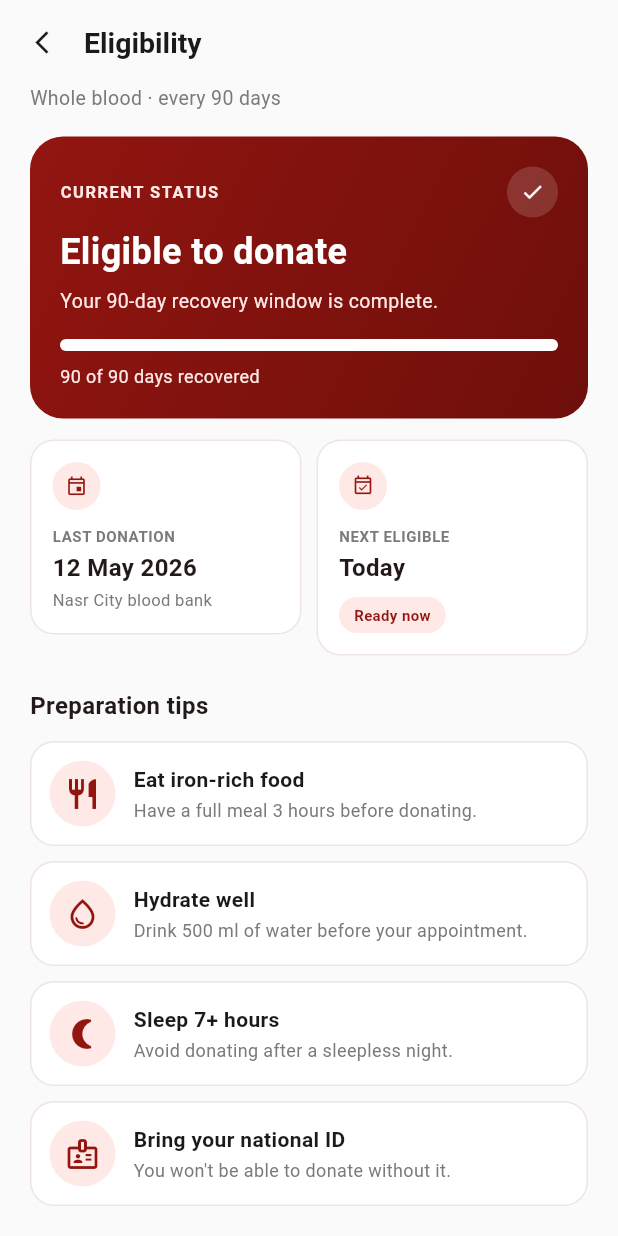
After one commit to Shoryan-org/Mobile, a Flutter app: the EligibilityScreen screen opened directly, on a phone screen of 412 x 824 dp. The commit adds this screen. Run offline on Flutter 3.47's test engine with Material 3 defaults, Android fonts, the phone set to English and light mode, and no system bars; accounts and stored records are empty; statements that could not run were skipped.

Commit message:
eligibility screen

```diff
--- a/lib/core/utils/app_date_utils.dart
+++ b/lib/core/utils/app_date_utils.dart
@@ -6,7 +6,8 @@ class AppDateUtils {
     'Jul', 'Aug', 'Sep', 'Oct', 'Nov', 'Dec',
   ];
 
-  /// Formats a date as "12 May" to match the mockups افتراضى حاليا لحد ما تفرج
   static String shortDate(DateTime date) =>
       '${date.day} ${_months[date.month - 1]}';
+
+  static String fullDate(DateTime date) => '${shortDate(date)} ${date.year}';
 }
--- /dev/null
+++ b/lib/data/repositories/eligibility_repository.dart
@@ -0,0 +1,5 @@
+import '../../models/preparation_tip.dart';
+
+abstract class EligibilityRepository {
+  Future<List<PreparationTip>> getPreparationTips();
+}
--- /dev/null
+++ b/lib/data/repositories/mock_eligibility_repository.dart
@@ -0,0 +1,36 @@
+import 'package:flutter/material.dart';
+import '../../models/preparation_tip.dart';
+import 'eligibility_repository.dart';
+
+class MockEligibilityRepository implements EligibilityRepository {
+  @override
+  Future<List<PreparationTip>> getPreparationTips() async {
+    await Future.delayed(const Duration(milliseconds: 150));
+    return const [
+      PreparationTip(
+        icon: Icons.restaurant,
+        title: 'Eat iron-rich food',
+        description: 'Have a full meal 3 hours before donating.',
+      ),
+      PreparationTip(
+        icon: Icons.water_drop_outlined,
+        title: 'Hydrate well',
+        description: 'Drink 500 ml of water before your appointment.',
+      ),
+      PreparationTip(
+        icon: Icons.nightlight_round,
+        title: 'Sleep 7+ hours',
+        description: 'Avoid donating after a sleepless night.',
+      ),
+      // Not in the mockup screenshot (it's cut off after 3 tips), but
+      // listed in the proposal's chatbot knowledge base under "Before
+      // donation" — added so this list and the AI chatbot's answers
+      // stay consistent.
+      PreparationTip(
+        icon: Icons.badge_outlined,
+        title: 'Bring your national ID',
+        description: "You won't be able to donate without it.",
+      ),
+    ];
+  }
+}
--- /dev/null
+++ b/lib/screens/eligibility/eligibility_screen.dart
@@ -0,0 +1,111 @@
+import 'package:flutter/material.dart';
+import '../../core/theme/app_colors.dart';
+import '../../core/utils/app_date_utils.dart';
+import '../../data/repositories/donor_repository.dart';
+import '../../data/repositories/eligibility_repository.dart';
+import '../../data/repositories/mock_donor_repository.dart';
+import '../../data/repositories/mock_eligibility_repository.dart';
+import '../../models/donor_profile.dart';
+import '../../models/preparation_tip.dart';
+import '../../widgets/eligibility/eligibility_info_tile.dart';
+import '../../widgets/eligibility/eligibility_status_card.dart';
+import '../../widgets/eligibility/preparation_tip_card.dart';
+
+class EligibilityScreen extends StatefulWidget {
+  final DonorRepository donorRepository;
+  final EligibilityRepository eligibilityRepository;
+
+  EligibilityScreen({
+    super.key,
+    DonorRepository? donorRepository,
+    EligibilityRepository? eligibilityRepository,
+  })  : donorRepository = donorRepository ?? MockDonorRepository(),
+        eligibilityRepository = eligibilityRepository ?? MockEligibilityRepository();
+
+  @override
+  State<EligibilityScreen> createState() => _EligibilityScreenState();
+}
+
+class _EligibilityScreenState extends State<EligibilityScreen> {
+  DonorProfile? _profile;
+  List<PreparationTip> _tips = [];
+
+  @override
+  void initState() {
+    super.initState();
+    _load();
+  }
+
+  Future<void> _load() async {
+    final results = await Future.wait([
+      widget.donorRepository.getCurrentDonor(),
+      widget.eligibilityRepository.getPreparationTips(),
+    ]);
+    if (!mounted) return;
+    setState(() {
+      _profile = results[0] as DonorProfile;
+      _tips = results[1] as List<PreparationTip>;
+    });
+  }
+
+  @override
+  Widget build(BuildContext context) {
+    final profile = _profile;
+
+    return Scaffold(
+      appBar: AppBar(
+        leading: IconButton(
+          icon: const Icon(Icons.arrow_back_ios_new, size: 18),
+          onPressed: () => Navigator.of(context).pop(),
+        ),
+        titleSpacing: 0,
+        title: const Text(
+          'Eligibility',
+          style: TextStyle(fontWeight: FontWeight.w700, fontSize: 19),
+        ),
+      ),
+      body: profile == null
+          ? const Center(
+          child: CircularProgressIndicator(color: AppColors.primaryRed))
+          : ListView(
+        padding: const EdgeInsets.fromLTRB(20, 0, 20, 24),
+        children: [
+          const Text(
+            'Whole blood · every 90 days',
+            style: TextStyle(color: AppColors.textSecondary, fontSize: 13),
+          ),
+          const SizedBox(height: 16),
+          EligibilityStatusCard(profile: profile),
+          const SizedBox(height: 14),
+          Row(
+            crossAxisAlignment: CrossAxisAlignment.start,
+            children: [
+              EligibilityInfoTile(
+                icon: Icons.event_outlined,
+                label: 'Last donation',
+                value: AppDateUtils.fullDate(profile.lastDonationDate),
+                subtitle: profile.lastDonationLocation,
+              ),
+              const SizedBox(width: 10),
+              EligibilityInfoTile(
+                icon: Icons.event_available_outlined,
+                label: 'Next eligible',
+                value: profile.isEligibleNow
+                    ? 'Today'
+                    : AppDateUtils.shortDate(profile.nextEligibleDate),
+                pillText: profile.isEligibleNow ? 'Ready now' : null,
+              ),
+            ],
+          ),
+          const SizedBox(height: 22),
+          const Text(
+            'Preparation tips',
+            style: TextStyle(fontSize: 16, fontWeight: FontWeight.w700),
+          ),
+          const SizedBox(height: 12),
+          ..._tips.map((tip) => PreparationTipCard(tip: tip)),
+        ],
+      ),
+    );
+  }
+}
--- /dev/null
+++ b/lib/widgets/common/tag_pill.dart
@@ -0,0 +1,54 @@
+import 'package:flutter/material.dart';
+import '../../core/theme/app_text_styles.dart';
+
+/// A generic rounded pill/tag: colored background, colored text, and an
+/// optional leading icon or dot. This is the shape behind "Donor",
+/// "Requester", "Verified" on Profile, and — after this change —
+/// `UrgencyBadge` on request cards too, so the two never visually drift.
+class TagPill extends StatelessWidget {
+  final String label;
+  final Color background;
+  final Color foreground;
+  final IconData? icon;
+  final bool showDot;
+
+  const TagPill({
+    super.key,
+    required this.label,
+    required this.background,
+    required this.foreground,
+    this.icon,
+    this.showDot = false,
+  });
+
+  @override
+  Widget build(BuildContext context) {
+    return Container(
+      padding: const EdgeInsets.symmetric(horizontal: 10, vertical: 5),
+      decoration: BoxDecoration(
+        color: background,
+        borderRadius: BorderRadius.circular(20),
+      ),
+      child: Row(
+        mainAxisSize: MainAxisSize.min,
+        children: [
+          if (showDot)
+            Container(
+              width: 6,
+              height: 6,
+              margin: const EdgeInsets.only(right: 5),
+              decoration: BoxDecoration(color: foreground, shape: BoxShape.circle),
+            ),
+          if (icon != null) ...[
+            Icon(icon, size: 12, color: foreground),
+            const SizedBox(width: 4),
+          ],
+          Text(
+            label,
+            style: AppTextStyles.badgeText.copyWith(color: foreground),
+          ),
+        ],
+      ),
+    );
+  }
+}
--- /dev/null
+++ b/lib/widgets/eligibility/eligibility_info_tile.dart
@@ -0,0 +1,79 @@
+import 'package:flutter/material.dart';
+import '../../core/theme/app_colors.dart';
+import '../common/tag_pill.dart';
+
+class EligibilityInfoTile extends StatelessWidget {
+  final IconData icon;
+  final String label;
+  final String value;
+  final String? subtitle;
+  final String? pillText;
+
+  const EligibilityInfoTile({
+    super.key,
+    required this.icon,
+    required this.label,
+    required this.value,
+    this.subtitle,
+    this.pillText,
+  });
+
+  @override
+  Widget build(BuildContext context) {
+    return Expanded(
+      child: Container(
+        padding: const EdgeInsets.all(14),
+        decoration: BoxDecoration(
+          color: AppColors.white,
+          borderRadius: BorderRadius.circular(16),
+          border: Border.all(color: AppColors.border),
+        ),
+        child: Column(
+          crossAxisAlignment: CrossAxisAlignment.start,
+          children: [
+            Container(
+              width: 32,
+              height: 32,
+              alignment: Alignment.center,
+              decoration: const BoxDecoration(
+                color: AppColors.softPink,
+                shape: BoxShape.circle,
+              ),
+              child: Icon(icon, size: 15, color: AppColors.primaryRed),
+            ),
+            const SizedBox(height: 10),
+            Text(
+              label.toUpperCase(),
+              style: const TextStyle(
+                fontSize: 10,
+                fontWeight: FontWeight.w600,
+                color: AppColors.textSecondary,
+                letterSpacing: 0.4,
+              ),
+            ),
+            const SizedBox(height: 3),
+            Text(
+              value,
+              style: const TextStyle(fontSize: 16, fontWeight: FontWeight.w700),
+            ),
+            if (subtitle != null) ...[
+              const SizedBox(height: 2),
+              Text(
+                subtitle!,
+                style: const TextStyle(fontSize: 11, color: AppColors.textSecondary),
+              ),
+            ],
+            if (pillText != null) ...[
+              const SizedBox(height: 8),
+              TagPill(
+                label: pillText!,
+                background: AppColors.softPink,
+                foreground: AppColors.primaryRed,
+              ),
+            ],
+          ],
+        ),
+      ),
+    );
+  }
+}
--- /dev/null
+++ b/lib/widgets/eligibility/eligibility_status_card.dart
@@ -0,0 +1,96 @@
+import 'package:flutter/material.dart';
+import '../../core/theme/app_colors.dart';
+import '../../models/donor_profile.dart';
+
+/// Adapts to both eligibility states, not just the "eligible" mockup:
+/// when the donor still has days left to recover, this shows "Not
+/// eligible yet" and how many days remain instead.
+class EligibilityStatusCard extends StatelessWidget {
+  final DonorProfile profile;
+
+  const EligibilityStatusCard({super.key, required this.profile});
+
+  @override
+  Widget build(BuildContext context) {
+    final bool eligible = profile.isEligibleNow;
+    final int daysLeft = DonorProfile.eligibilityWindowDays - profile.daysRecovered;
+
+    return Container(
+      width: double.infinity,
+      padding: const EdgeInsets.all(20),
+      decoration: BoxDecoration(
+        gradient: const LinearGradient(
+          begin: Alignment.topLeft,
+          end: Alignment.bottomRight,
+          colors: [AppColors.primaryRed, Color(0xFF6E0F0B)],
+        ),
+        borderRadius: BorderRadius.circular(22),
+      ),
+      child: Column(
+        crossAxisAlignment: CrossAxisAlignment.start,
+        children: [
+          Row(
+            children: [
+              const Expanded(
+                child: Text(
+                  'CURRENT STATUS',
+                  style: TextStyle(
+                    color: AppColors.softPink,
+                    fontSize: 11,
+                    fontWeight: FontWeight.w700,
+                    letterSpacing: 1,
+                  ),
+                ),
+              ),
+              Container(
+                width: 34,
+                height: 34,
+                alignment: Alignment.center,
+                decoration: BoxDecoration(
+                  color: AppColors.white.withOpacity(0.15),
+                  shape: BoxShape.circle,
+                ),
+                child: Icon(
+                  eligible ? Icons.check : Icons.hourglass_top,
+                  color: AppColors.white,
+                  size: 16,
+                ),
+              ),
+            ],
+          ),
+          const SizedBox(height: 6),
+          Text(
+            eligible ? 'Eligible to donate' : 'Not eligible yet',
+            style: const TextStyle(
+              color: AppColors.white,
+              fontSize: 24,
+              fontWeight: FontWeight.w700,
+            ),
+          ),
+          const SizedBox(height: 6),
+          Text(
+            eligible
+                ? 'Your 90-day recovery window is complete.'
+                : '$daysLeft day${daysLeft == 1 ? '' : 's'} left until your 90-day recovery window is complete.',
+            style: const TextStyle(color: AppColors.softPink, fontSize: 13),
+          ),
+          const SizedBox(height: 16),
+          ClipRRect(
+            borderRadius: BorderRadius.circular(6),
+            child: LinearProgressIndicator(
+              value: profile.daysRecovered / DonorProfile.eligibilityWindowDays,
+              minHeight: 8,
+              backgroundColor: AppColors.white.withOpacity(0.25),
+              valueColor: const AlwaysStoppedAnimation(AppColors.white),
+            ),
+          ),
+          const SizedBox(height: 8),
+          Text(
+            '${profile.daysRecovered} of ${DonorProfile.eligibilityWindowDays} days recovered',
+            style: const TextStyle(color: AppColors.softPink, fontSize: 12),
+          ),
+        ],
+      ),
+    );
+  }
+}
--- /dev/null
+++ b/lib/widgets/eligibility/preparation_tip_card.dart
@@ -0,0 +1,44 @@
+import 'package:flutter/material.dart';
+import '../../core/theme/app_colors.dart';
+import '../../core/theme/app_text_styles.dart';
+import '../../models/preparation_tip.dart';
+import '../common/icon_circle.dart';
+
+class PreparationTipCard extends StatelessWidget {
+  final PreparationTip tip;
+
+  const PreparationTipCard({super.key, required this.tip});
+
+  @override
+  Widget build(BuildContext context) {
+    return Container(
+      margin: const EdgeInsets.only(bottom: 10),
+      padding: const EdgeInsets.all(12),
+      decoration: BoxDecoration(
+        color: AppColors.white,
+        borderRadius: BorderRadius.circular(16),
+        border: Border.all(color: AppColors.border),
+      ),
+      child: Row(
+        children: [
+          IconCircle(
+            icon: tip.icon,
+            background: AppColors.softPink,
+            iconColor: AppColors.primaryRed,
+          ),
+          const SizedBox(width: 12),
+          Expanded(
+            child: Column(
+              crossAxisAlignment: CrossAxisAlignment.start,
+              children: [
+                Text(tip.title, style: AppTextStyles.cardTitle),
+                const SizedBox(height: 2),
+                Text(tip.description, style: AppTextStyles.cardSubtitle),
+              ],
+            ),
+          ),
+        ],
+      ),
+    );
+  }
+}
```
